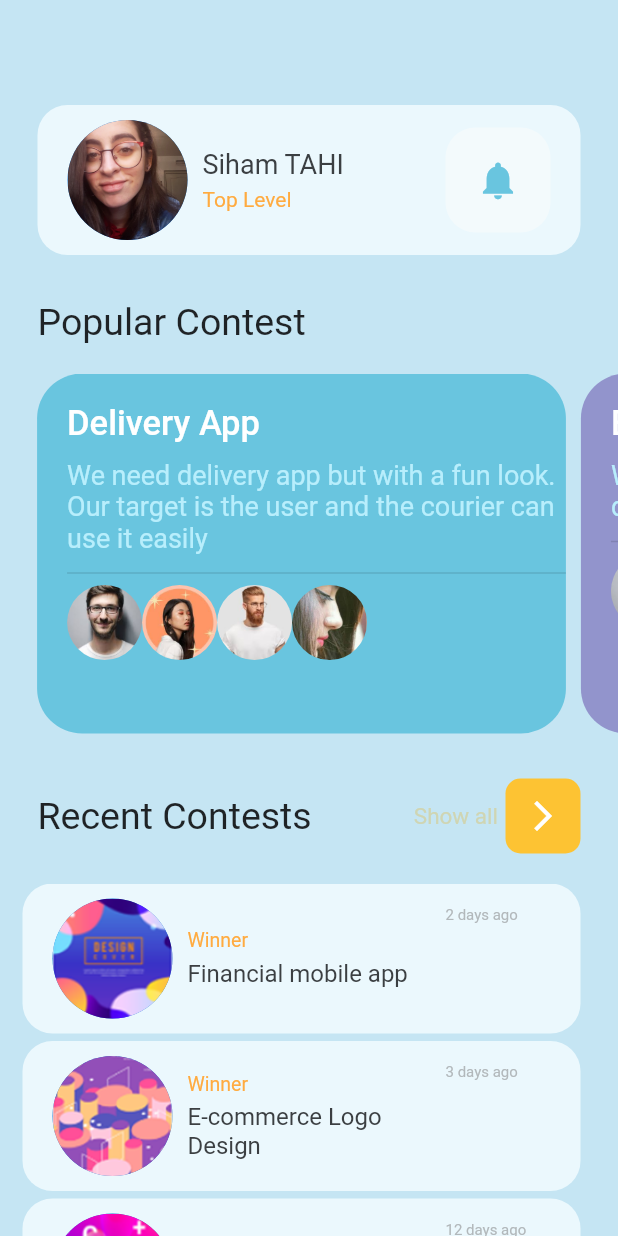
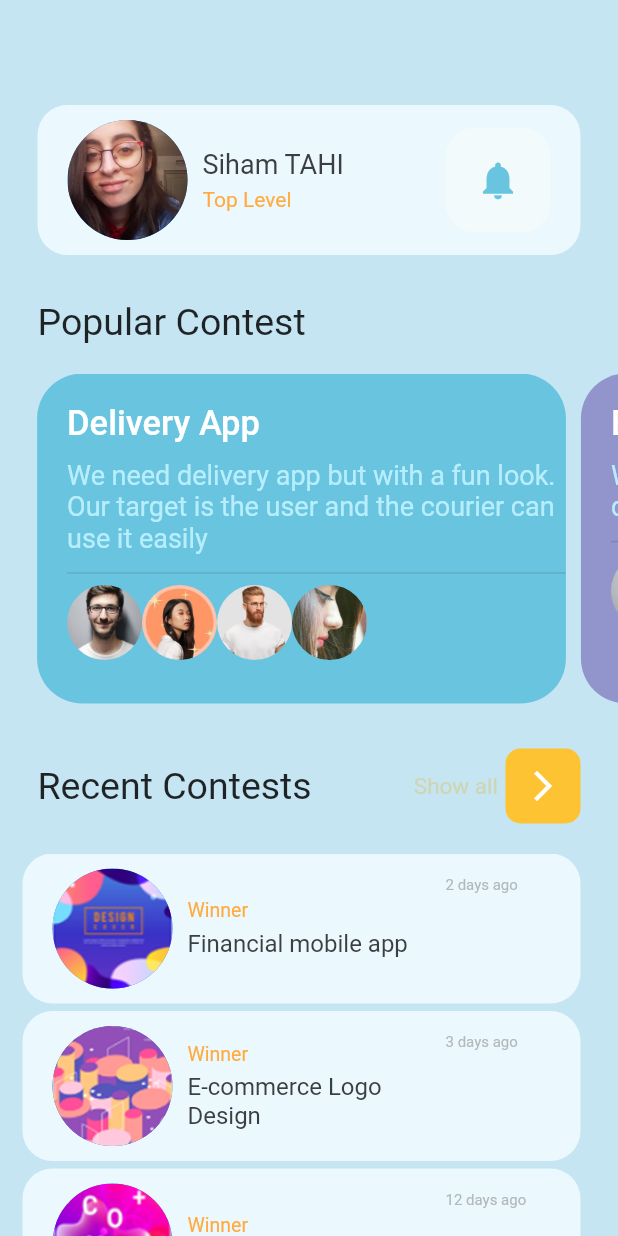
Before and after one commit to Sihamtahi/ContestsApp, a Flutter app: the ContentPage screen opened directly, on a phone screen of 412 x 824 dp. Run offline on Flutter 3.47's test engine with Material 2 defaults, Android fonts, the phone set to English and light mode, and no system bars; our stand-ins replace get.

Commit message:
adding result files

```diff
--- a/lib/content_page.dart
+++ b/lib/content_page.dart
@@ -157,7 +157,7 @@ class _ContentPageState extends State<ContentPage> {
               SizedBox(height: 20,),
               //list
               Container(
-                height: 240,
+                height: 220,
                 child: PageView.builder(
                     controller: PageController(viewportFraction: 0.88),
                     itemCount: info.length,
```
Also changed, not shown: results/1.jpg (added), results/2.jpg (added), results/3.jpg (added), results/5.jpg (added).
